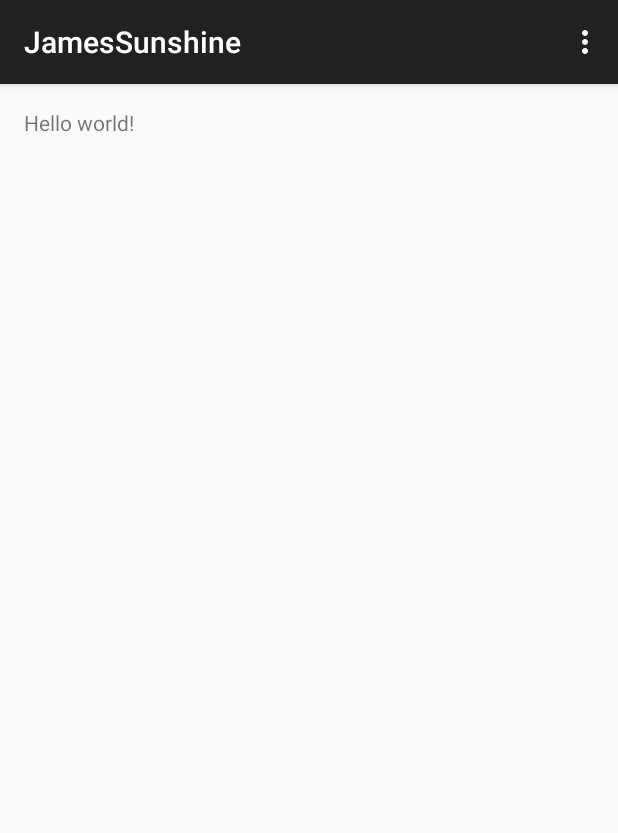
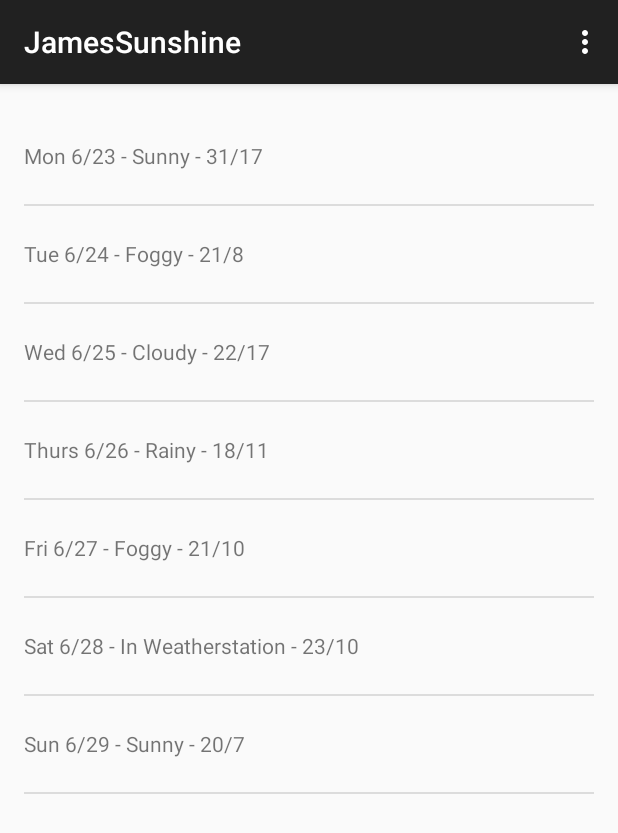
Before and after one commit to jhuntin6/JamesSunshine, an Android app: the screen it shows after launch (MainActivity), on a phone screen of 412 x 824 dp. Shown: the top 833 px of the screen. Run offline under Robolectric (Android 15) with nearby library versions, the phone set to English and light mode, and no system bars.

```diff
--- a/app/src/main/java/com/example/android/sunshine/app/MainActivity.java
+++ b/app/src/main/java/com/example/android/sunshine/app/MainActivity.java
@@ -1,13 +1,19 @@
 package com.example.android.sunshine.app;
 
+import android.os.Bundle;
+import android.support.v4.app.Fragment;
 import android.support.v7.app.ActionBarActivity;
-import android.support.v4.app.Fragment;
-import android.os.Bundle;
 import android.view.LayoutInflater;
 import android.view.Menu;
 import android.view.MenuItem;
 import android.view.View;
 import android.view.ViewGroup;
+import android.widget.ArrayAdapter;
+import android.widget.ListView;
+
+import java.util.ArrayList;
+import java.util.Arrays;
+import java.util.List;
 
 
 public class MainActivity extends ActionBarActivity {
@@ -49,6 +55,7 @@ public class MainActivity extends ActionBarActivity {
      * A placeholder fragment containing a simple view.
      */
     public static class PlaceholderFragment extends Fragment {
+        ArrayAdapter<String> mForecastAdapter;
 
         public PlaceholderFragment() {
         }
@@ -56,7 +63,33 @@ public class MainActivity extends ActionBarActivity {
         @Override
         public View onCreateView(LayoutInflater inflater, ViewGroup container,
                                  Bundle savedInstanceState) {
+
+            String[] data = {
+                    "Mon 6/23 - Sunny - 31/17",
+                    "Tue 6/24 - Foggy - 21/8",
+                    "Wed 6/25 - Cloudy - 22/17",
+                    "Thurs 6/26 - Rainy - 18/11",
+                    "Fri 6/27 - Foggy - 21/10",
+                    "Sat 6/28 - In Weatherstation - 23/10",
+                    "Sun 6/29 - Sunny - 20/7"
+
+            };
+            List<String> weekForecast = new ArrayList<String>(Arrays.asList(data));
+
+            mForecastAdapter =
+                    new ArrayAdapter<String>(
+                            getActivity(),
+                            R.layout.list_item_forecast,
+                            R.id.list_item_forecast_textview,
+                            weekForecast
+                    );
+
+
             View rootView = inflater.inflate(R.layout.fragment_main, container, false);
+
+            ListView listView = (ListView) rootView.findViewById(R.id.listview_forecast);
+            listView.setAdapter(mForecastAdapter);
+
             return rootView;
         }
     }
--- a/app/src/main/res/layout/fragment_main.xml
+++ b/app/src/main/res/layout/fragment_main.xml
@@ -6,7 +6,11 @@
     android:paddingBottom="@dimen/activity_vertical_margin"
     tools:context=".MainActivity$PlaceholderFragment">
 
-    <TextView android:text="@string/hello_world" android:layout_width="wrap_content"
-        android:layout_height="wrap_content" />
+    <ListView
+        android:id="@+id/listview_forecast"
+        android:layout_width="match_parent"
+        android:layout_height="match_parent"></ListView>
+
+
 
 </RelativeLayout>
--- a/app/src/main/res/values/strings.xml
+++ b/app/src/main/res/values/strings.xml
@@ -2,7 +2,6 @@
 <resources>
 
     <string name="app_name">JamesSunshine</string>
-    <string name="hello_world">Hello world!</string>
     <string name="action_settings">Settings</string>
 
 </resources>
```
